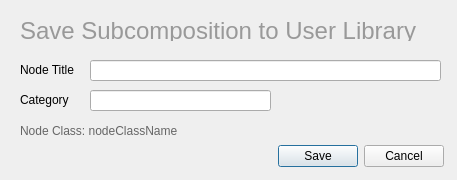
Above: editor/VuoSubcompositionSaveAsDialog.ui from vuo/vuo before the change. Below: the same form after it.
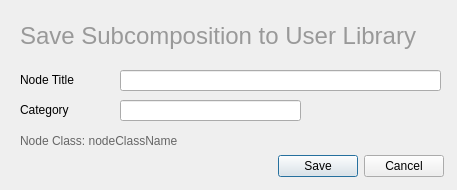
That is the form after the change.

Diff of the .ui file:
```diff
--- a/editor/VuoSubcompositionSaveAsDialog.ui
+++ b/editor/VuoSubcompositionSaveAsDialog.ui
@@ -7,7 +7,7 @@
     <x>0</x>
     <y>0</y>
     <width>457</width>
-    <height>180</height>
+    <height>190</height>
    </rect>
   </property>
   <property name="windowTitle">
@@ -17,9 +17,9 @@
    <property name="geometry">
     <rect>
      <x>20</x>
-     <y>20</y>
+     <y>10</y>
      <width>421</width>
-     <height>21</height>
+     <height>51</height>
     </rect>
    </property>
    <property name="palette">
@@ -67,13 +67,16 @@
    <property name="text">
     <string>Save Subcomposition to User Library</string>
    </property>
+   <property name="wordWrap">
+    <bool>true</bool>
+   </property>
   </widget>
   <widget class="QLabel" name="nodeTitleLabel">
    <property name="geometry">
     <rect>
      <x>20</x>
-     <y>60</y>
-     <width>71</width>
+     <y>70</y>
+     <width>101</width>
      <height>20</height>
     </rect>
    </property>
@@ -84,9 +87,9 @@
   <widget class="QLineEdit" name="nodeTitleLineEdit">
    <property name="geometry">
     <rect>
-     <x>90</x>
-     <y>60</y>
-     <width>351</width>
+     <x>120</x>
+     <y>70</y>
+     <width>321</width>
      <height>21</height>
     </rect>
    </property>
@@ -95,7 +98,7 @@
    <property name="geometry">
     <rect>
      <x>23</x>
-     <y>140</y>
+     <y>150</y>
      <width>421</width>
      <height>32</height>
     </rect>
@@ -108,7 +111,7 @@
    <property name="geometry">
     <rect>
      <x>20</x>
-     <y>120</y>
+     <y>130</y>
      <width>421</width>
      <height>21</height>
     </rect>
@@ -125,8 +128,8 @@
    <property name="geometry">
     <rect>
      <x>20</x>
-     <y>90</y>
-     <width>71</width>
+     <y>100</y>
+     <width>101</width>
      <height>20</height>
     </rect>
    </property>
@@ -137,8 +140,8 @@
   <widget class="QLineEdit" name="nodeCategoryLineEdit">
    <property name="geometry">
     <rect>
-     <x>90</x>
-     <y>90</y>
+     <x>120</x>
+     <y>100</y>
      <width>181</width>
      <height>21</height>
     </rect>
```
